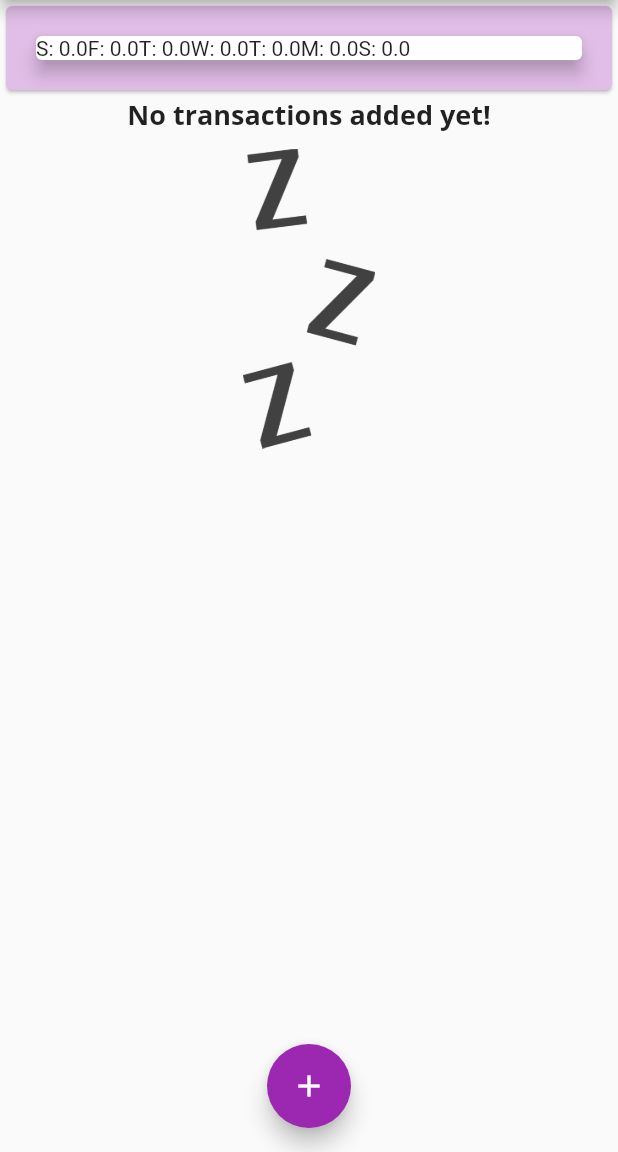
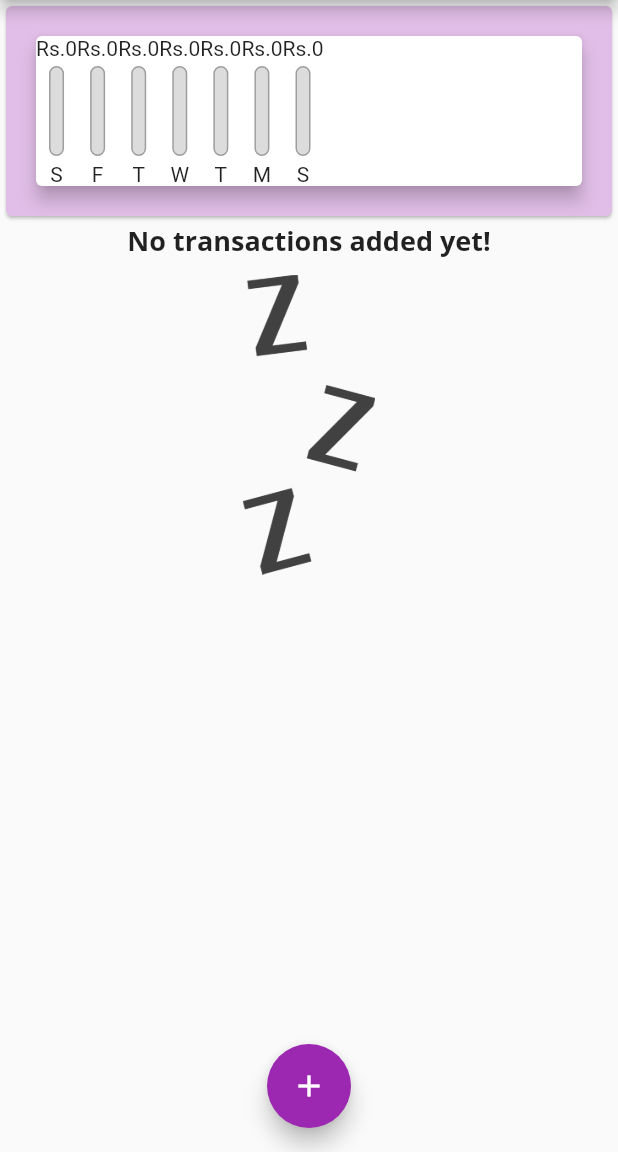
Before and after one commit to yazindu/personal_expenses_app, a Flutter app: the screen it shows after launch, on a phone screen of 412 x 824 dp, the part 84-1236 px from its top. Run offline on Flutter 3.47's test engine with Material 2 defaults, Android fonts, the phone set to English and light mode, and no system bars; Roboto replaces fonts that are missing (Open Sans).

Commit message:
feat: 036 Populating the Chart with Values

```diff
--- a/lib/widgets/chart.dart
+++ b/lib/widgets/chart.dart
@@ -1,5 +1,6 @@
 import 'package:flutter/material.dart';
-import '../models/transaction.dart';
+import '/widgets/chart_bar.dart';
+import '/models/transaction.dart';
 import 'package:intl/intl.dart';
 
 class Chart extends StatelessWidget {
@@ -18,8 +19,18 @@ class Chart extends StatelessWidget {
           total += recentTransactions[i].amount;
         }
       }
-      return {'day': DateFormat.E().format(weekDay).substring(0,1), 'amount': total};
+      return {
+        'day': DateFormat.E().format(weekDay).substring(0, 1),
+        'amount': total
+      };
     });
+  }
+
+  double get totalSpending {
+    return groupedTransactionValues.fold(
+        0.0,
+        (previousValue, element) =>
+            previousValue + (element['amount'] as double));
   }
 
   @override
@@ -29,7 +40,13 @@ class Chart extends StatelessWidget {
       margin: EdgeInsets.all(20),
       child: Row(
         children: groupedTransactionValues.map((data) {
-          return Text('${data['day']}: ${data['amount']}');
+          // return Text('${data['day']}: ${data['amount']}');
+          return ChartBar(
+              data['day'] as String,
+              data['amount'] as double,
+              totalSpending == 0.0
+                  ? 0
+                  : (data['amount'] as double) / totalSpending);
         }).toList(),
       ),
     );
```
